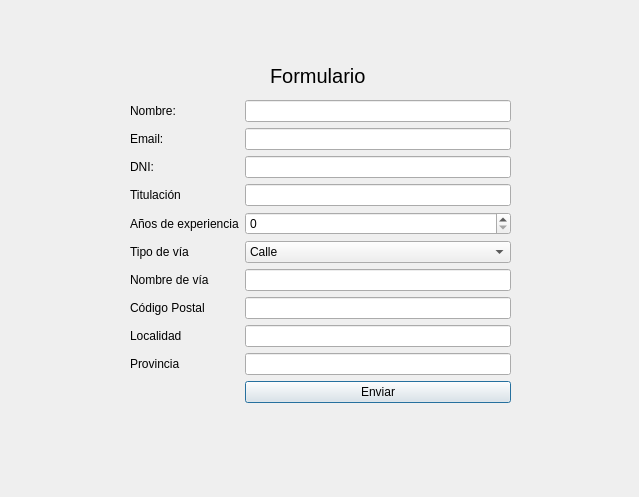
The window that formulario.ui (julinavas14/trabajo_programacion_sql) describes before a commit, drawn with Qt 5.
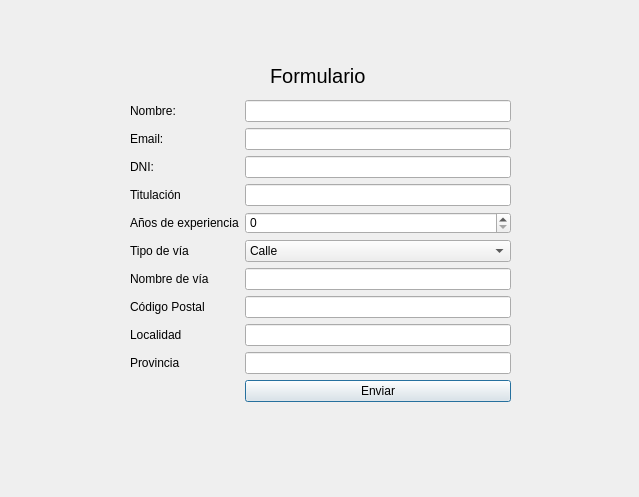
The same window after the commit.

What changed in the file:
```diff
--- a/formulario.ui
+++ b/formulario.ui
@@ -13,6 +13,14 @@
   <property name="windowTitle">
    <string>Dialog</string>
   </property>
+  <property name="styleSheet">
+   <string notr="true">#submitButton {
+    background-color: #007BFF;   /* Blue background for submit button */
+    border-color: #0056b3;
+    font-size: 16px;
+}
+</string>
+  </property>
   <widget class="QWidget" name="formLayoutWidget">
    <property name="geometry">
     <rect>
```
